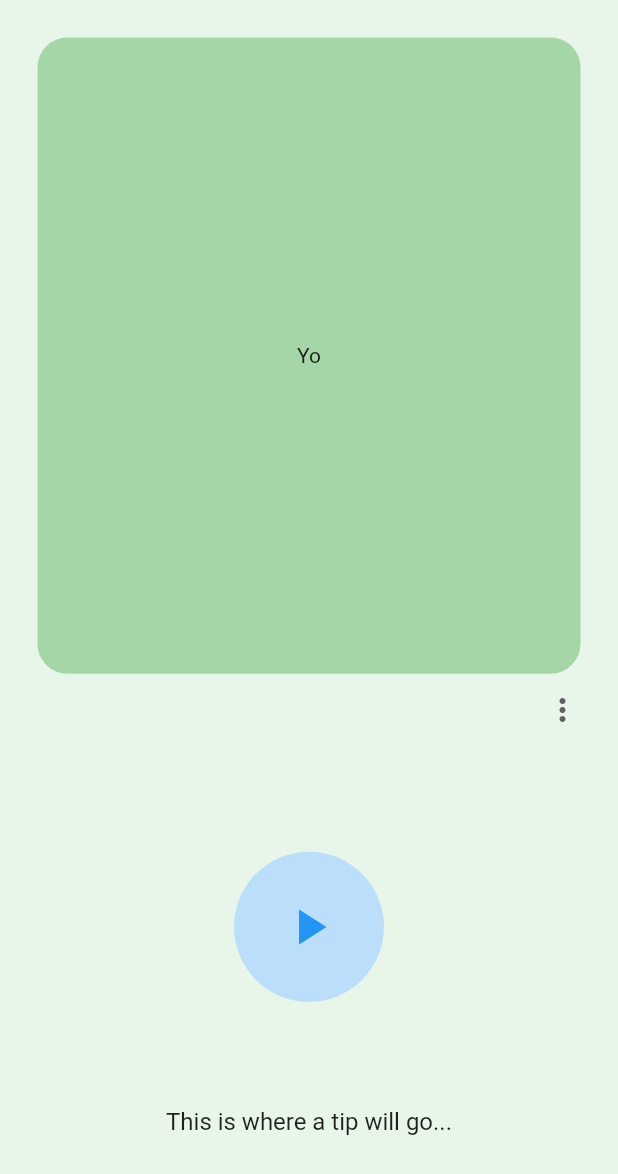
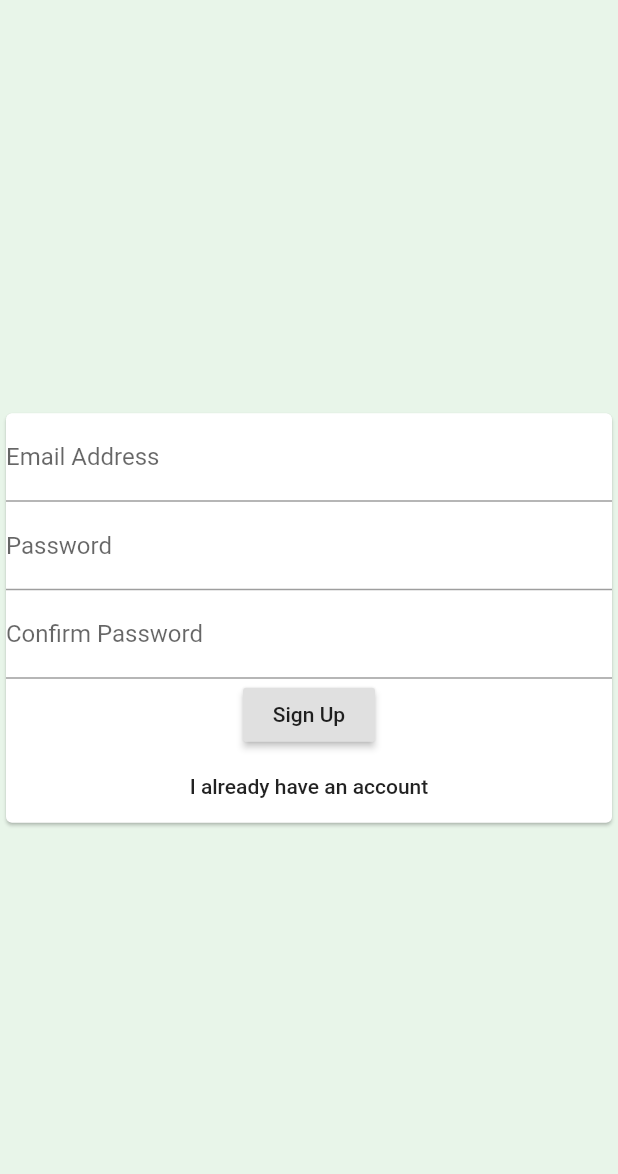
Before and after one commit to MatthieuNadeau96/posture_app, a Flutter app: the screen it shows after launch, on a phone screen of 412 x 824 dp. Shown: the top 1174 px of the screen. Run offline on Flutter 3.47's test engine with Material 2 defaults, Android fonts, the phone set to English and light mode, and no system bars.

Commit message:
Created a Authentication signup Form that saves the user's email and password

```diff
--- a/lib/main.dart
+++ b/lib/main.dart
@@ -1,5 +1,6 @@
 import 'package:flutter/material.dart';
 import 'package:flutter/services.dart';
+import 'package:posture_app/screens/auth_screen.dart';
 
 import 'package:posture_app/screens/home_screen.dart';
 
@@ -23,7 +24,7 @@ class MyApp extends StatelessWidget {
         canvasColor: Colors.green[50],
         visualDensity: VisualDensity.adaptivePlatformDensity,
       ),
-      home: HomeScreen(),
+      home: AuthScreen(),
     );
   }
 }
--- /dev/null
+++ b/lib/screens/auth_screen.dart
@@ -0,0 +1,15 @@
+import 'package:flutter/material.dart';
+import 'package:posture_app/widgets/auth_form.dart';
+
+class AuthScreen extends StatelessWidget {
+  @override
+  Widget build(BuildContext context) {
+    return Scaffold(
+      body: Center(
+        child: Card(
+          child: AuthForm(),
+        ),
+      ),
+    );
+  }
+}
--- a/lib/screens/home_screen.dart
+++ b/lib/screens/home_screen.dart
@@ -26,6 +26,7 @@ class HomeScreen extends StatelessWidget {
             ),
             Row(
               mainAxisAlignment: MainAxisAlignment.end,
+              crossAxisAlignment: CrossAxisAlignment.center,
               children: [
                 DropdownButton(
                   underline: Container(),
--- /dev/null
+++ b/lib/widgets/auth_form.dart
@@ -0,0 +1,83 @@
+import 'package:flutter/material.dart';
+
+class AuthForm extends StatefulWidget {
+  @override
+  _AuthFormState createState() => _AuthFormState();
+}
+
+class _AuthFormState extends State<AuthForm> {
+  final _formKey = GlobalKey<FormState>();
+
+  String _userEmail = '';
+  String _userPassword = '';
+
+  void _trySubmit() {
+    final isValid = _formKey.currentState.validate();
+    FocusScope.of(context).unfocus();
+
+    if (isValid) {
+      _formKey.currentState.save();
+      print(_userEmail);
+      print(_userPassword);
+    }
+  }
+
+  @override
+  Widget build(BuildContext context) {
+    return Form(
+      key: _formKey,
+      child: Column(
+        mainAxisSize: MainAxisSize.min,
+        children: [
+          TextFormField(
+            validator: (value) {
+              if (value.isEmpty || !value.contains('@')) {
+                return 'Please enter a valid email address.';
+              }
+              return null;
+            },
+            keyboardType: TextInputType.emailAddress,
+            decoration: InputDecoration(labelText: 'Email Address'),
+            onSaved: (value) {
+              _userEmail = value;
+            },
+          ),
+          TextFormField(
+            validator: (value) {
+              if (value.isEmpty || value.length < 6) {
+                return 'Please enter a longer password.';
+              }
+              setState(() {
+                _userPassword = value;
+              });
+              return null;
+            },
+            decoration: InputDecoration(labelText: 'Password'),
+            obscureText: true,
+          ),
+          TextFormField(
+            validator: (value) {
+              if (value.isEmpty || value != _userPassword) {
+                return 'Passwords do not match.';
+              }
+              return null;
+            },
+            decoration: InputDecoration(labelText: 'Confirm Password'),
+            obscureText: true,
+            onSaved: (value) {
+              _userPassword = value;
+            },
+          ),
+          RaisedButton(
+            child: Text('Sign Up'),
+            onPressed: _trySubmit,
+          ),
+          FlatButton(
+            onPressed: () {},
+            child: Text('I already have an account'),
+          ),
+        ],
+      ),
+    );
+  }
+}
```
Also changed, not shown: pubspec.lock.
